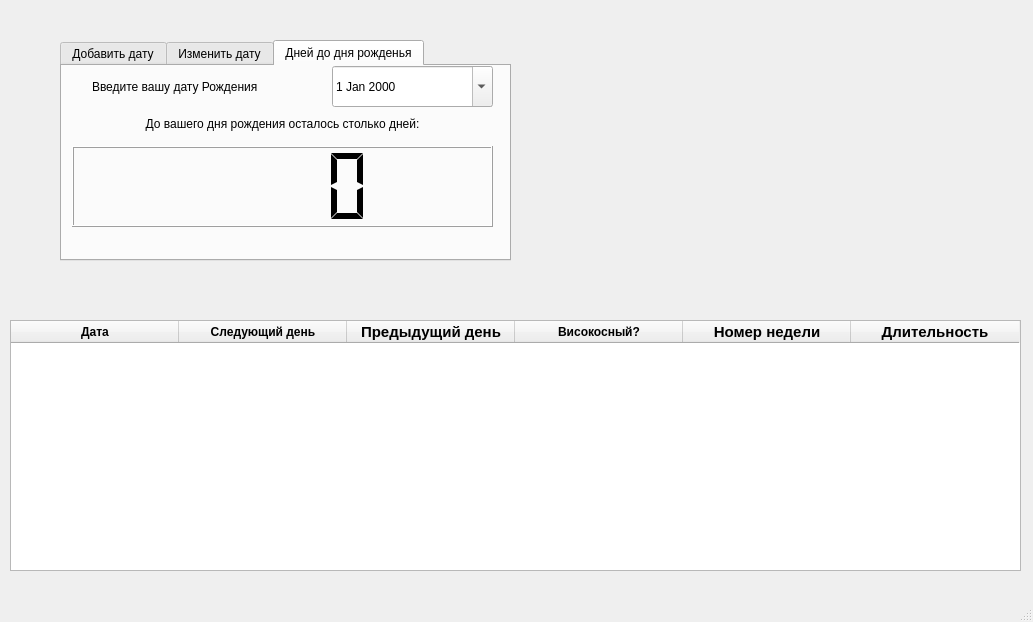
HXPPY228/OAiP_Sem2, file Lab_2/Task_1/mainwindow.ui: the form before one commit.
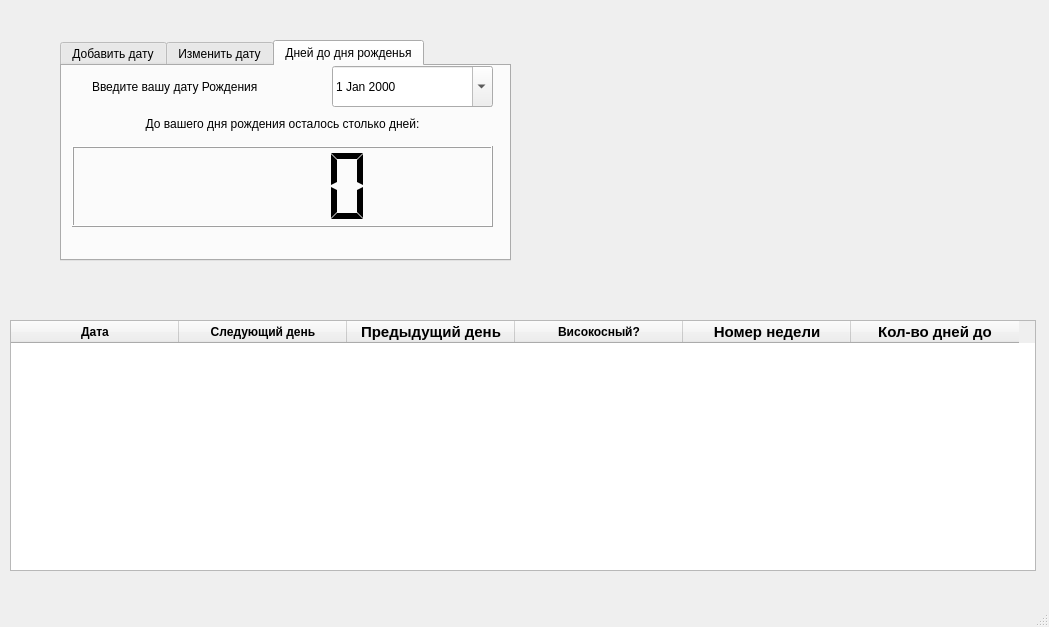
The form after the commit. The open tabs and pages were chosen to show the change.

```diff
--- a/Lab_2/Task_1/mainwindow.ui
+++ b/Lab_2/Task_1/mainwindow.ui
@@ -6,8 +6,8 @@
    <rect>
     <x>0</x>
     <y>0</y>
-    <width>1033</width>
-    <height>622</height>
+    <width>1049</width>
+    <height>627</height>
    </rect>
   </property>
   <property name="windowTitle">
@@ -19,7 +19,7 @@
      <rect>
       <x>10</x>
       <y>320</y>
-      <width>1011</width>
+      <width>1026</width>
       <height>251</height>
      </rect>
     </property>
@@ -117,7 +117,7 @@
     </column>
     <column>
      <property name="text">
-      <string>Длительность</string>
+      <string>Кол-во дней до</string>
      </property>
      <property name="font">
       <font>
```
Left out of the diff: 4 changed lines with no effect on the pictures.
